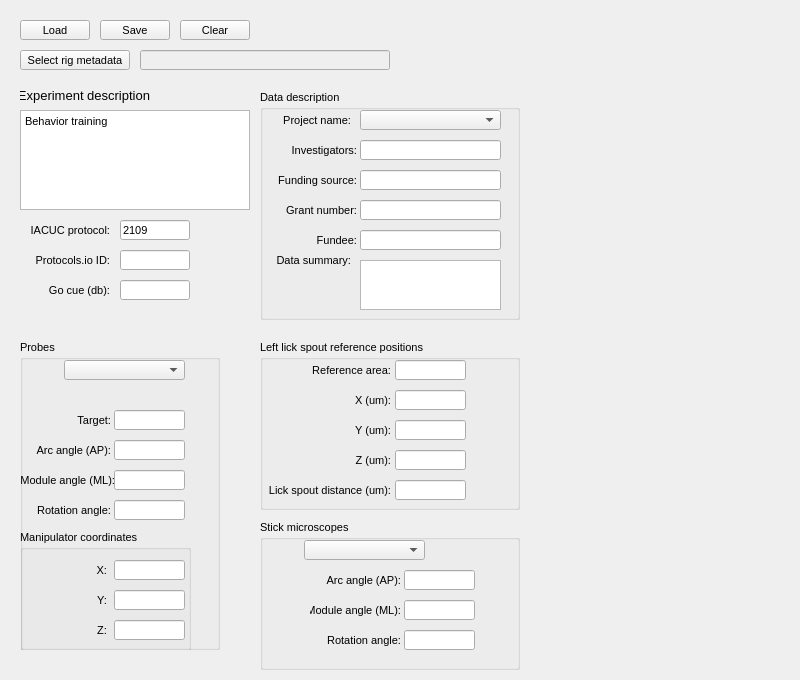
Above: src/foraging_gui/MetaData.ui from AllenNeuralDynamics/dynamic-foraging-task before the change. Below: the same form after it.
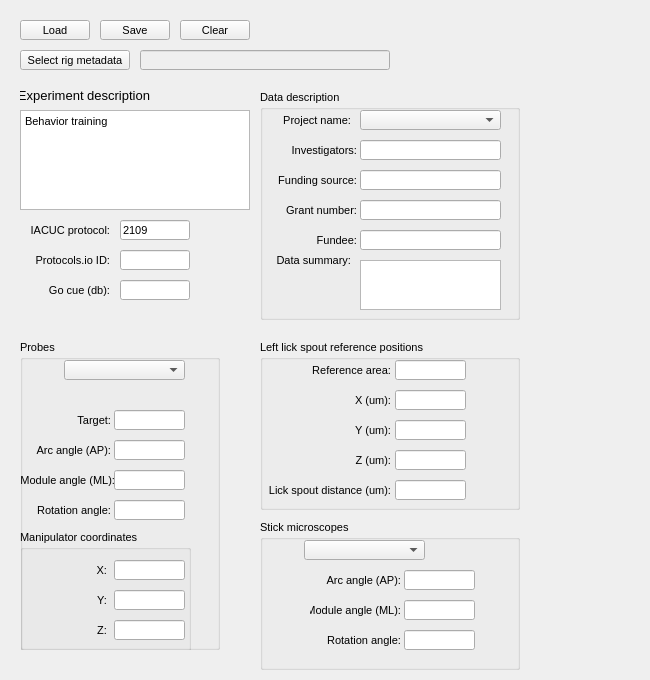
That is the form after the change.

Diff of the .ui file:
```diff
--- a/src/foraging_gui/MetaData.ui
+++ b/src/foraging_gui/MetaData.ui
@@ -6,7 +6,7 @@
    <rect>
     <x>0</x>
     <y>0</y>
-    <width>800</width>
+    <width>650</width>
     <height>680</height>
    </rect>
   </property>
```
